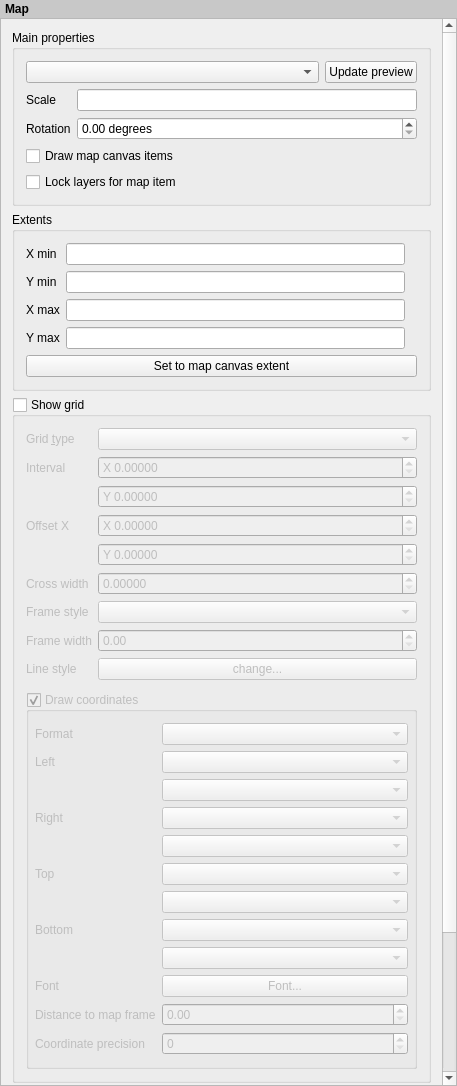
Before: the Qt Designer form src/ui/qgscomposermapwidgetbase.ui in carsmie/QGIS, drawn with Qt 5.
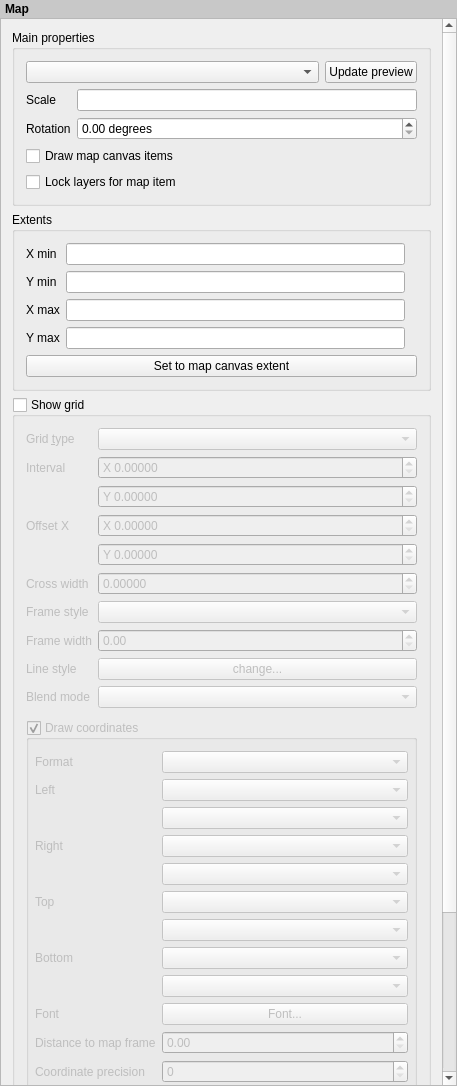
After: the same form once the commit is applied. Custom widgets are drawn as their Qt base class.

Commit message: [feature] blend modes for composer map grids (fix #7777)

The edit to the form file:
```diff
--- a/src/ui/qgscomposermapwidgetbase.ui
+++ b/src/ui/qgscomposermapwidgetbase.ui
@@ -56,7 +56,7 @@
         <x>0</x>
         <y>-202</y>
         <width>440</width>
-        <height>1310</height>
+        <height>1347</height>
        </rect>
       </property>
       <property name="sizePolicy">
@@ -448,6 +448,16 @@
               </property>
              </widget>
             </item>
+            <item row="7" column="1">
+             <widget class="QgsBlendModeComboBox" name="mGridBlendComboBox"/>
+            </item>
+            <item row="7" column="0">
+             <widget class="QLabel" name="mGridBlendLabel">
+              <property name="text">
+               <string>Blend mode</string>
+              </property>
+             </widget>
+            </item>
            </layout>
           </item>
           <item>
```
The commit also changes 5 other files.
